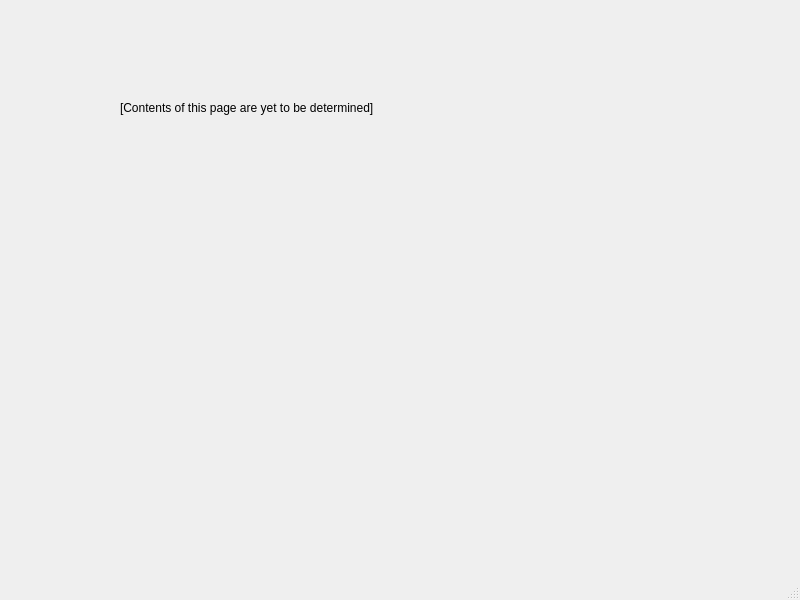
The window that src/GUI/SignLanguageWriter.ui (SpeedyCodes/HMM-GestureRecognition) describes before a commit, drawn with Qt 5.
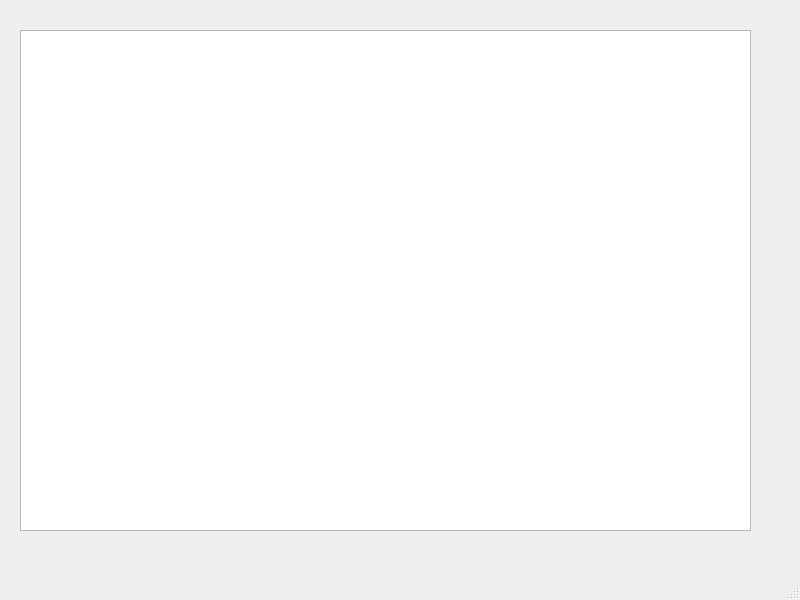
The same window after the commit.

What changed in the file:
```diff
--- a/src/GUI/SignLanguageWriter.ui
+++ b/src/GUI/SignLanguageWriter.ui
@@ -14,18 +14,15 @@
    <string>Sign Language</string>
   </property>
   <widget class="QWidget" name="centralwidget">
-   <widget class="QLabel" name="label">
+   <widget class="QTextEdit" name="textEdit">
     <property name="geometry">
      <rect>
-      <x>120</x>
-      <y>100</y>
-      <width>261</width>
-      <height>16</height>
+      <x>20</x>
+      <y>30</y>
+      <width>731</width>
+      <height>501</height>
      </rect>
     </property>
-    <property name="text">
-     <string>[Contents of this page are yet to be determined]</string>
-    </property>
    </widget>
   </widget>
   <widget class="QMenuBar" name="menubar">
```
Left out of the diff: 2 changed lines with no effect on the pictures.
